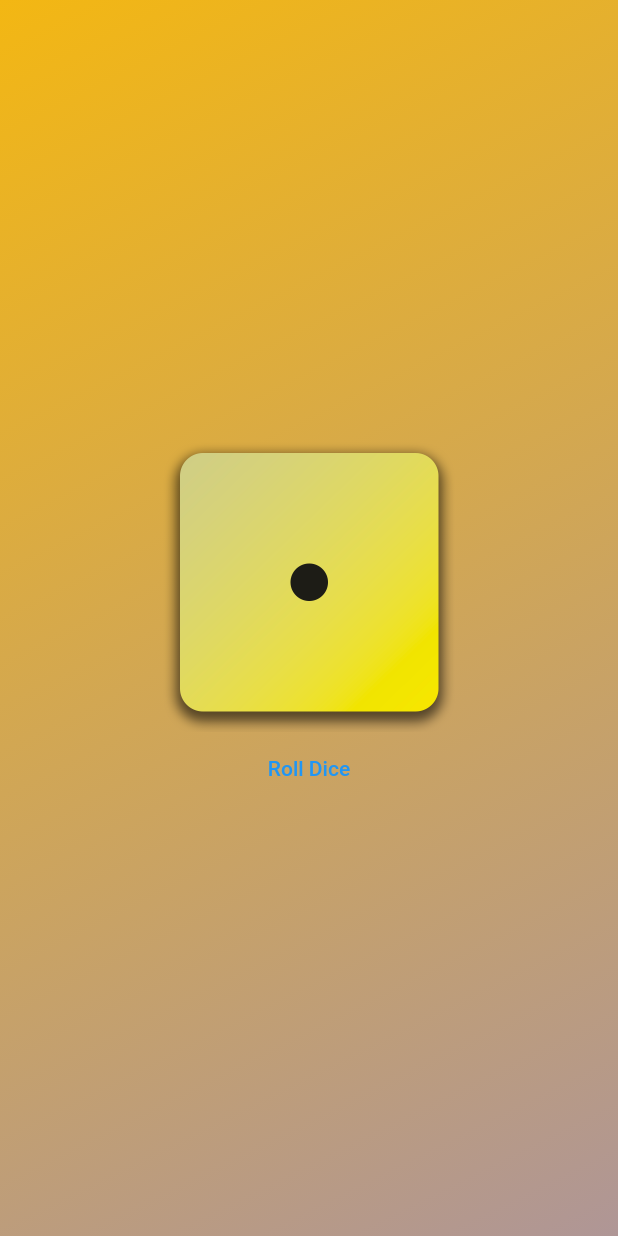
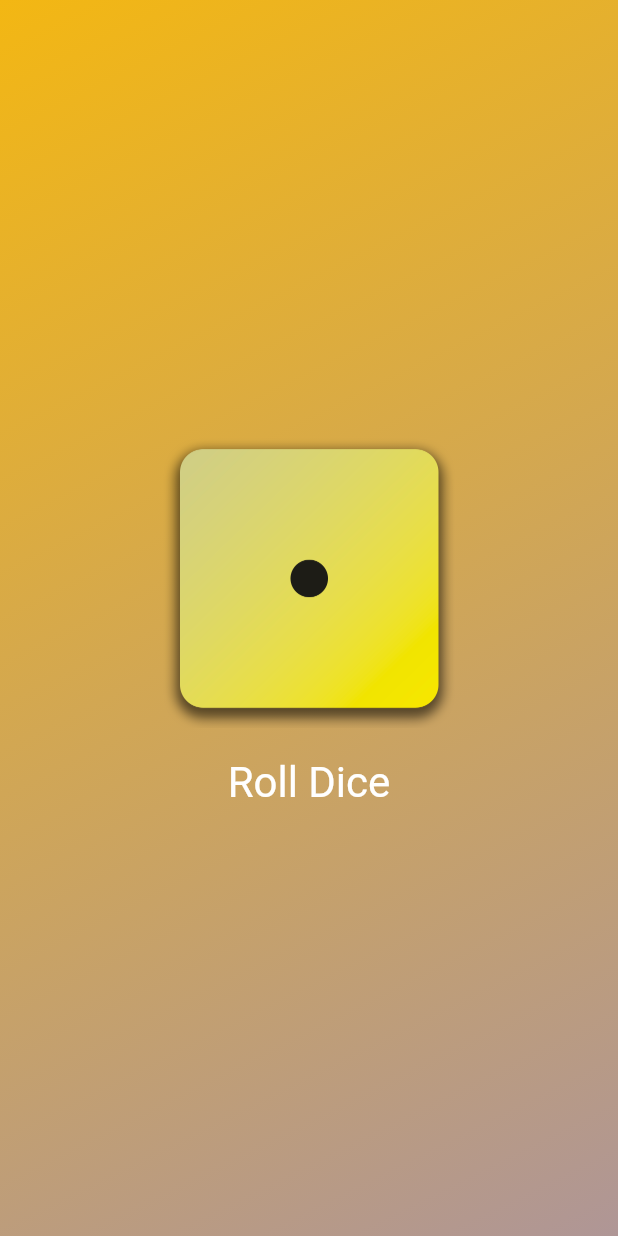
Before and after one commit to TechWhizVanshita/Flutter, a Flutter app: the screen it shows after launch, on a phone screen of 412 x 824 dp. Run offline on Flutter 3.47's test engine with Material 2 defaults, Android fonts, the phone set to English and light mode, and no system bars.

Commit message:
added textbutton prop

```diff
--- a/dice_roller_app/lib/gradient_container.dart
+++ b/dice_roller_app/lib/gradient_container.dart
@@ -30,7 +30,17 @@ class GradientContainer extends StatelessWidget {
               'assets/dice-images/dice-1.png',
               width: 200,
             ),
-            TextButton(onPressed: rollDice, child: const Text('Roll Dice'))
+            TextButton(
+                onPressed: rollDice,
+                style: TextButton.styleFrom(
+                    padding: const EdgeInsets.only(
+                      top: 20,
+                    ),
+                    foregroundColor: Colors.white,
+                    textStyle: const TextStyle(
+                      fontSize: 28,
+                    )),
+                child: const Text('Roll Dice'))
           ],
         ),
       ),
```
